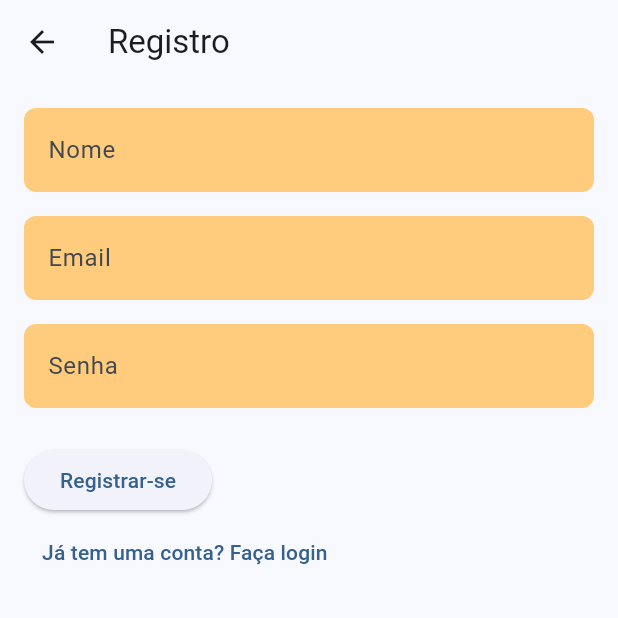
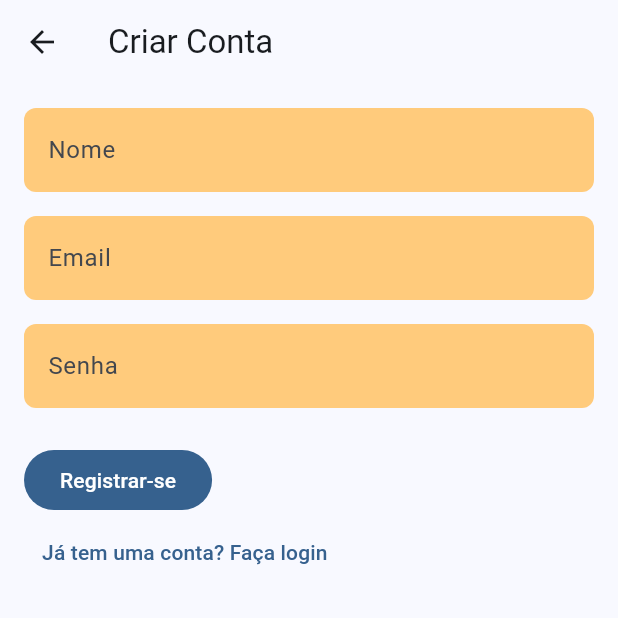
Before and after one commit to so-tha/Alfabetizando, a Flutter app: the AuthScreen screen opened directly, on a phone screen of 412 x 824 dp, the top half of it. Run offline on Flutter 3.47's test engine with Material 3 defaults, Android fonts, the phone set to English and light mode, and no system bars; our stand-ins replace google_fonts.

Commit message:
mudança de botão para um filled, e conserto do codigo

```diff
--- a/lib/screens/authentication_screen.dart
+++ b/lib/screens/authentication_screen.dart
@@ -54,8 +54,8 @@ class _AuthScreenState extends State<AuthScreen>
   }
 
    ButtonStyle _buildButtonStyle() {
-    return ElevatedButton.styleFrom(
-      primary: Color(0xFF2F3DDA), // Cor do botão
+    return FilledButton.styleFrom(
+      backgroundColor: (Color.fromRGBO(47, 61, 218, 1)), // Cor do botão
       shape: RoundedRectangleBorder(
         borderRadius: BorderRadius.circular(25),
       ),
@@ -66,7 +66,7 @@ class _AuthScreenState extends State<AuthScreen>
   Widget build(BuildContext context) {
     return Scaffold(
       appBar: AppBar(
-        title: Text(_isLogin ? 'Login' : 'Registro'),
+        title: Text(_isLogin ? 'Login' : 'Criar Conta'),
       ),
       body: Padding(
         padding: const EdgeInsets.all(16.0),
@@ -115,7 +115,7 @@ class _AuthScreenState extends State<AuthScreen>
                 },
               ),
               const SizedBox(height: 24.0),
-              ElevatedButton(
+              FilledButton(
                 onPressed: () {
                   if (_formKey.currentState!.validate()) {
                     ScaffoldMessenger.of(context).showSnackBar(
```
